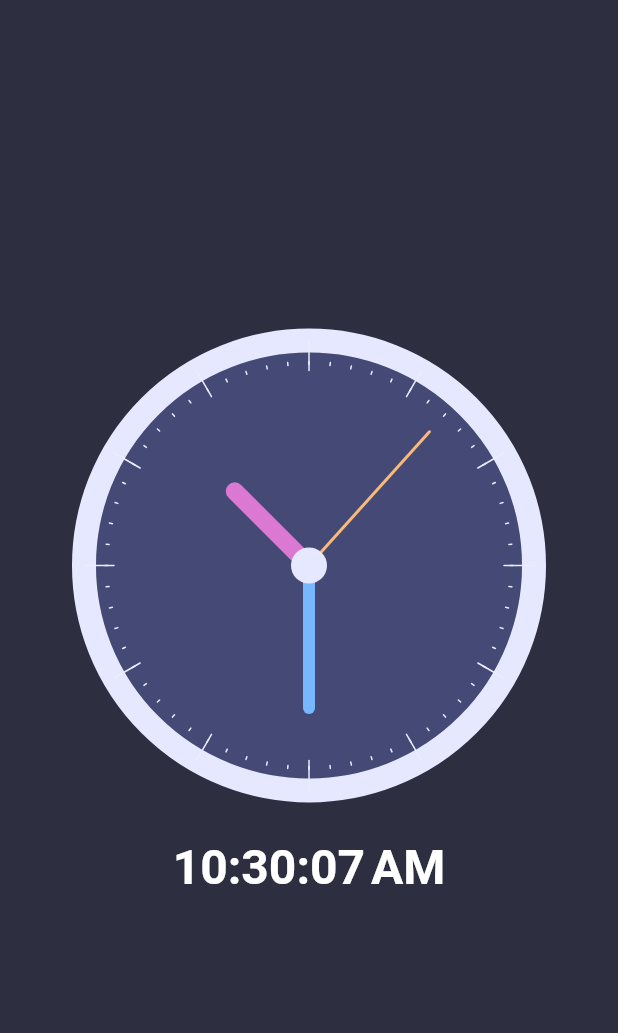
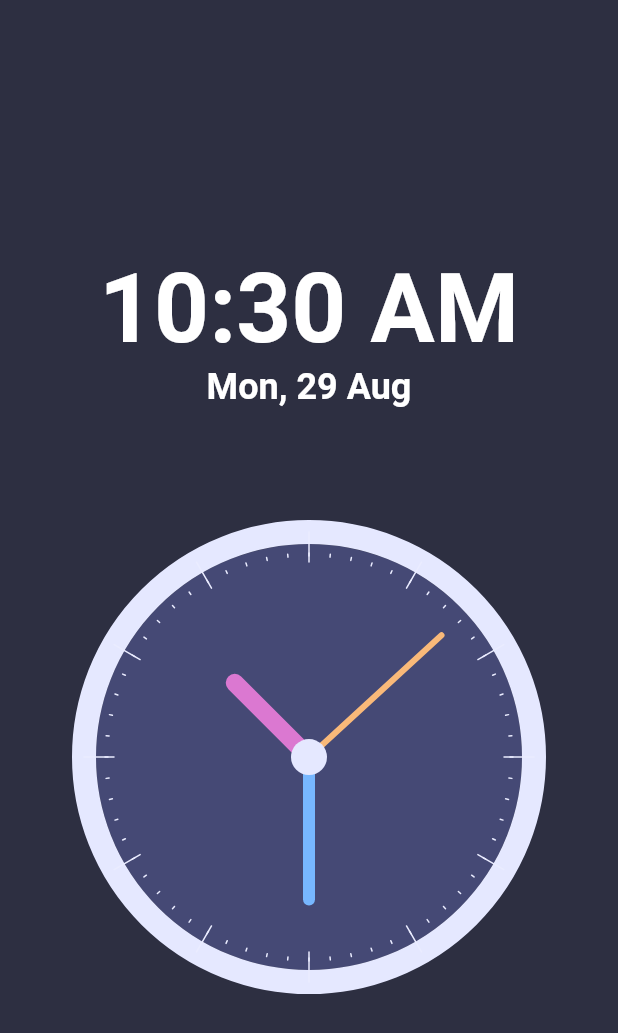
Before and after one commit to 7ANV1R/clock_with_custom_paint, a Flutter app: the screen it shows after launch, on a phone screen of 412 x 824 dp. Shown: the top 1033 px of the screen. Run offline on Flutter 3.47's test engine with Material 2 defaults, Android fonts, the phone set to English and light mode, and no system bars.

```diff
--- a/lib/clock_view/clock_widget.dart
+++ b/lib/clock_view/clock_widget.dart
@@ -1,6 +1,7 @@
 import 'dart:async';
 import 'dart:math';
 
+import 'package:clock_with_custom_painter/clock_view/widget/clock_painter.dart';
 import 'package:flutter/material.dart';
 import 'package:intl/intl.dart';
 
@@ -16,7 +17,7 @@ class _ClockWidgetState extends State<ClockWidget> {
   void initState() {
     super.initState();
     Timer.periodic(
-      const Duration(seconds: 1),
+      const Duration(milliseconds: 1),
       (timer) {
         setState(() {});
       },
@@ -25,12 +26,26 @@ class _ClockWidgetState extends State<ClockWidget> {
 
   @override
   Widget build(BuildContext context) {
+    Size size = MediaQuery.of(context).size;
     DateTime now = DateTime.now();
-    String formattedDate = DateFormat.jms().format(now);
-    return Column(
+    String formattedTime = DateFormat('h:mm a').format(now);
+    String formattedDate = DateFormat('E, d MMM').format(now);
+    return SafeArea(
+      child: Column(
         mainAxisAlignment: MainAxisAlignment.center,
         crossAxisAlignment: CrossAxisAlignment.center,
         children: [
+          Text(
+            formattedTime,
+            style: const TextStyle(color: Colors.white, fontSize: 64, fontWeight: FontWeight.bold),
+          ),
+          Text(
+            formattedDate,
+            style: const TextStyle(color: Colors.white, fontSize: 24, fontWeight: FontWeight.bold),
+          ),
+          SizedBox(
+            height: size.height * 0.1,
+          ),
           SizedBox(
             height: 300,
             width: 300,
@@ -41,114 +56,8 @@ class _ClockWidgetState extends State<ClockWidget> {
               ),
             ),
           ),
-        const SizedBox(
-          height: 32,
+        ],
       ),
-        Text(
-          formattedDate,
-          style: const TextStyle(color: Colors.white, fontSize: 32, fontWeight: FontWeight.bold),
-        ),
-      ],
     );
   }
 }
-
-class ClockPainter extends CustomPainter {
-  var dateTime = DateTime.now();
-
-  @override
-  void paint(Canvas canvas, Size size) {
-    var centerX = size.width / 2;
-    var centerY = size.height / 2;
-    var center = Offset(centerX, centerY);
-    var radius = min(centerX, centerY);
-
-    // main circle
-    var mainCircle = Paint()..color = const Color(0xFF454975);
-    canvas.drawCircle(center, radius - 8, mainCircle);
-
-    // stroke circle
-    var strokeCircle = Paint()
-      ..color = const Color(0xFFE5E8FF)
-      ..style = PaintingStyle.stroke
-      ..strokeWidth = 16;
-
-    canvas.drawCircle(center, radius, strokeCircle);
-
-    // hour line
-    var hourLine = Paint()
-      ..color = const Color(0xFFDB78D1)
-      ..style = PaintingStyle.stroke
-      ..strokeCap = StrokeCap.round
-      ..strokeWidth = 12;
-
-    var hourHandX = centerX + 70 * cos((dateTime.hour * 30 + dateTime.minute * 0.5) * pi / 180);
-    var hourHandY = centerX + 70 * sin((dateTime.hour * 30 + dateTime.minute * 0.5) * pi / 180);
-    canvas.drawLine(center, Offset(hourHandX, hourHandY), hourLine);
-
-    // min line
-
-    var minLine = Paint()
-      ..color = const Color(0xFF77B7FF)
-      ..style = PaintingStyle.stroke
-      ..strokeCap = StrokeCap.round
-      ..strokeWidth = 8;
-
-    var minHandX = centerX + 95 * cos(dateTime.minute * 6 * pi / 180);
-    var minHandY = centerX + 95 * sin(dateTime.minute * 6 * pi / 180);
-    canvas.drawLine(center, Offset(minHandX, minHandY), minLine);
-
-    // seconds line
-
-    var secondLine = Paint()
-      ..color = const Color(0xFFF9B979)
-      ..style = PaintingStyle.stroke
-      ..strokeCap = StrokeCap.round
-      ..strokeWidth = 2;
-
-    var secHandX = centerX + 120 * cos(dateTime.second * 6 * pi / 180);
-    var secHandY = centerX + 120 * sin(dateTime.second * 6 * pi / 180);
-    canvas.drawLine(center, Offset(secHandX, secHandY), secondLine);
-
-    // center dot
-    var centerDot = Paint()..color = const Color(0xFFE5E8FF);
-    canvas.drawCircle(center, 12, centerDot);
-
-    // dash
-
-    var dashBrush = Paint()
-      ..color = const Color(0xFFEAECFF)
-      ..style = PaintingStyle.stroke
-      ..strokeCap = StrokeCap.round
-      ..strokeWidth = 1;
-
-    //for hour
-
-    var bigouterCircleRadius = radius;
-    var biginnerCircleRadius = radius - 20;
-    for (double i = 0; i < 360; i += 30) {
-      var x1 = centerX + bigouterCircleRadius * cos(i * pi / 180);
-      var y1 = centerX + bigouterCircleRadius * sin(i * pi / 180);
-
-      var x2 = centerX + biginnerCircleRadius * cos(i * pi / 180);
-      var y2 = centerX + biginnerCircleRadius * sin(i * pi / 180);
-      canvas.drawLine(Offset(x1, y1), Offset(x2, y2), dashBrush);
-    }
-
-    var outerCircleRadius = radius - 14;
-    var innerCircleRadius = radius - 16;
-    for (double i = 0; i < 360; i += 6) {
-      var x1 = centerX + outerCircleRadius * cos(i * pi / 180);
-      var y1 = centerX + outerCircleRadius * sin(i * pi / 180);
-
-      var x2 = centerX + innerCircleRadius * cos(i * pi / 180);
-      var y2 = centerX + innerCircleRadius * sin(i * pi / 180);
-      canvas.drawLine(Offset(x1, y1), Offset(x2, y2), dashBrush);
-    }
-  }
-
-  @override
-  bool shouldRepaint(covariant CustomPainter oldDelegate) {
-    return true;
-  }
-}
```
Also changed, not shown: lib/clock_view/widget/clock_painter.dart (added, +103 -0 lines). Lines whose indentation alone changed are shown as unchanged.
